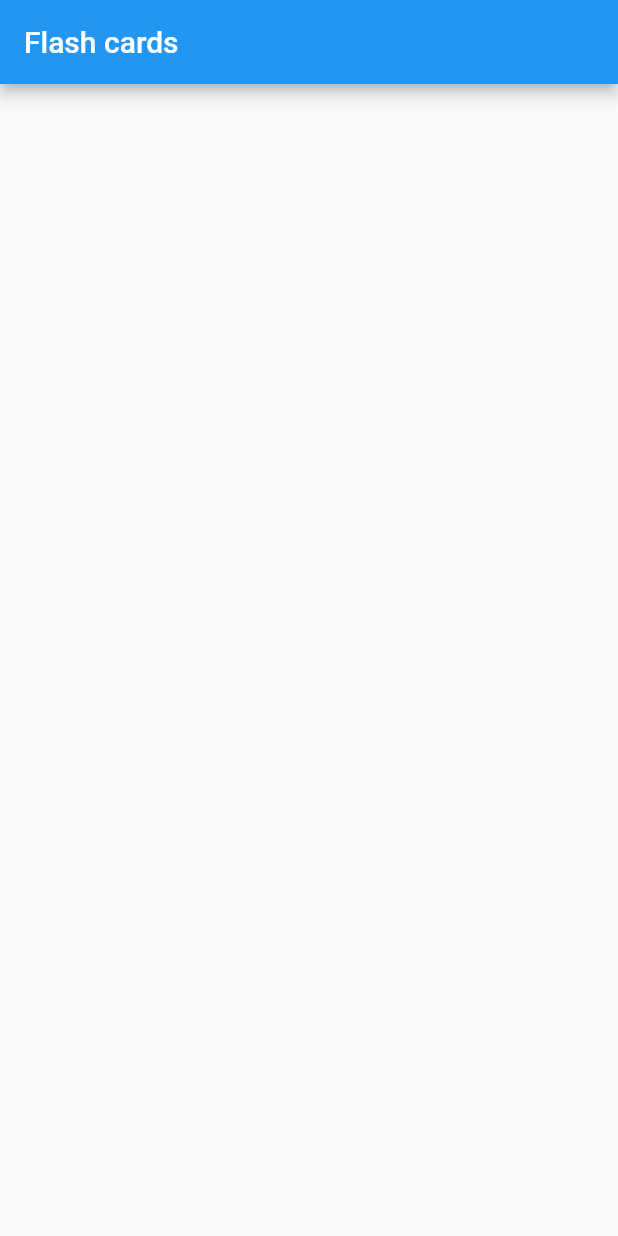
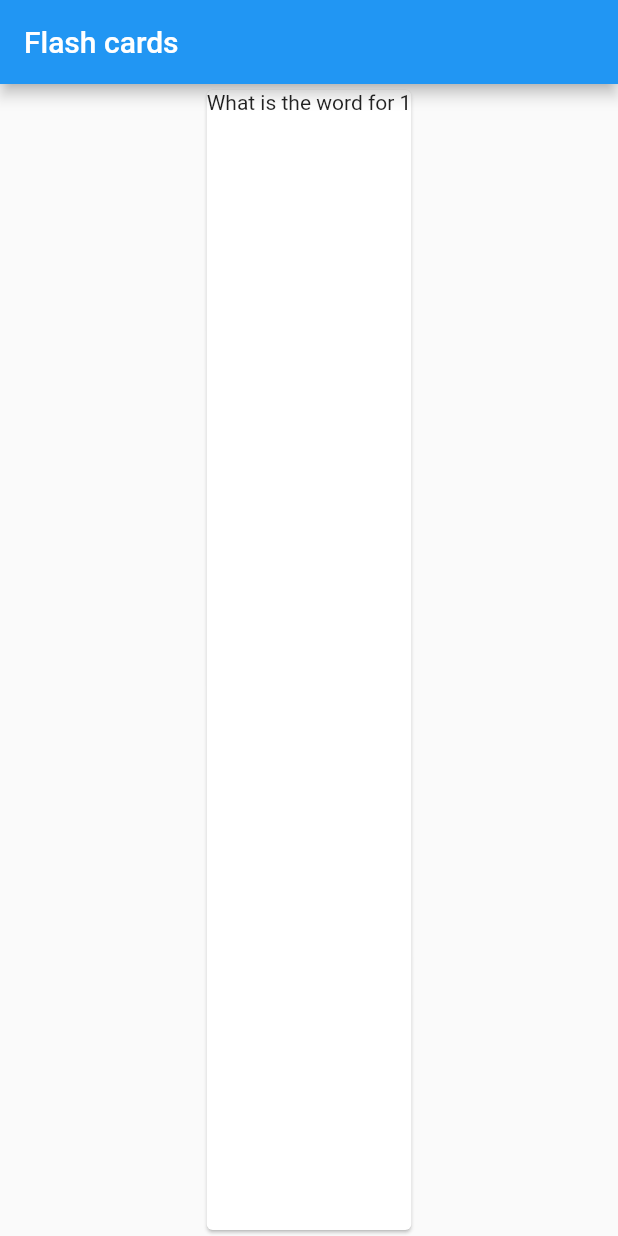
Before and after one commit to uozuAho/flashcards, a Flutter app: the screen it shows after launch, on a phone screen of 412 x 824 dp. Run offline on Flutter 3.47's test engine with Material 2 defaults, Android fonts, the phone set to English and light mode, and no system bars.

Commit message:
show card with front text

```diff
--- a/lib/main.dart
+++ b/lib/main.dart
@@ -7,14 +7,27 @@ class MyApp extends StatelessWidget {
   Widget build(BuildContext context) {
     return MaterialApp(
       title: 'Flash cards',
-      theme: ThemeData(
-        primarySwatch: Colors.blue,
-      ),
       home: Scaffold(
         appBar: AppBar(
           title: Text('Flash cards'),
         ),
+        body: FlashCard(),
       )
     );
   }
 }
+
+class FlashCard extends StatelessWidget {
+  @override
+  Widget build(BuildContext context) {
+    return Center(
+      child: Card(
+        child: Column(
+          children: <Widget>[
+            Text('What is the word for 1')
+          ],
+        ),
+      ),
+    );
+  }
+}
```
